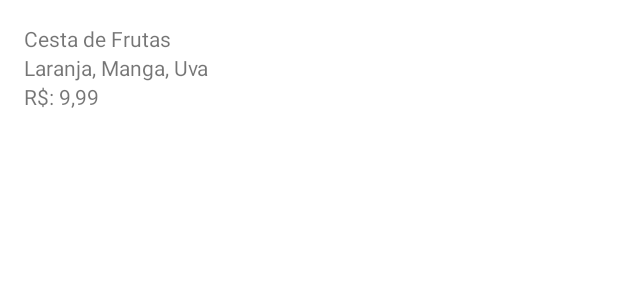
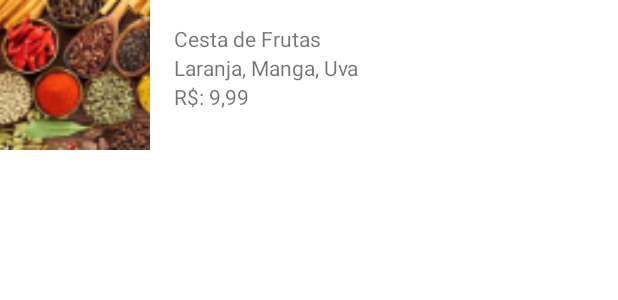
Before and after one commit to guing2003/Orgs, an Android app: the layout produto_item.xml on its own in the app's theme, with its tools: preview values and no code run, on a phone screen of 412 x 824 dp. Shown: the top 300 px of the screen. Run offline under Robolectric (Android 15) with nearby library versions, the phone set to English and light mode, and no system bars.

Commit message:
Adiciona Imagens

```diff
--- a/app/src/main/java/com/guilhermedelecrode/orgs/DAO/ProdutosDAO.kt
+++ b/app/src/main/java/com/guilhermedelecrode/orgs/DAO/ProdutosDAO.kt
@@ -1,6 +1,7 @@
 package com.guilhermedelecrode.orgs.DAO
 
 import com.guilhermedelecrode.orgs.model.Produto
+import java.math.BigDecimal
 
 class ProdutosDAO {
 
@@ -14,6 +15,12 @@ class ProdutosDAO {
     }
 
     companion object {
-        private val produtos = mutableListOf<Produto>()
+        private val produtos = mutableListOf<Produto>(
+            Produto(
+                nome = "Salada de Frutas",
+                descricao = "Laranja, Manga, Uva",
+                valor = BigDecimal("19.83")
+            )
+        )
     }
 }
--- a/app/src/main/res/layout/produto_item.xml
+++ b/app/src/main/res/layout/produto_item.xml
@@ -8,32 +8,40 @@
 
     <TextView
         android:id="@+id/produto_item_nome"
+        android:layout_width="0dp"
+        android:layout_height="wrap_content"
         android:layout_margin="16dp"
-        android:layout_width="match_parent"
-        android:layout_height="wrap_content"
-        tools:text="Cesta de Frutas"
+        app:layout_constraintStart_toEndOf="@id/imageView"
         app:layout_constraintEnd_toEndOf="parent"
-        app:layout_constraintStart_toStartOf="parent"
-        app:layout_constraintTop_toTopOf="parent" />
+        app:layout_constraintTop_toTopOf="parent"
+        tools:text="Cesta de Frutas" />
 
     <TextView
         android:id="@+id/produto_item_descricao"
-        android:layout_marginLeft="16dp"
-        android:layout_width="match_parent"
+        android:layout_width="0dp"
         android:layout_height="wrap_content"
-        tools:text="Laranja, Manga, Uva"
-        app:layout_constraintEnd_toEndOf="parent"
-        app:layout_constraintStart_toStartOf="parent"
-        app:layout_constraintTop_toBottomOf="@id/produto_item_nome"  />
+        app:layout_constraintEnd_toEndOf="@+id/produto_item_nome"
+        app:layout_constraintStart_toStartOf="@+id/produto_item_nome"
+        app:layout_constraintTop_toBottomOf="@+id/produto_item_nome"
+        tools:text="Laranja, Manga, Uva" />
 
     <TextView
         android:id="@+id/produto_item_valor"
-        android:layout_marginLeft="16dp"
-        android:layout_width="match_parent"
+        android:layout_width="0dp"
         android:layout_height="wrap_content"
-        tools:text="R$: 9,99"
-        app:layout_constraintEnd_toEndOf="parent"
+        app:layout_constraintStart_toStartOf="@+id/produto_item_nome"
+        app:layout_constraintTop_toBottomOf="@+id/produto_item_descricao"
+        tools:text="R$: 9,99" />
+
+    <ImageView
+        android:id="@+id/imageView"
+        android:layout_width="100dp"
+        android:layout_height="100dp"
+        app:srcCompat="@drawable/produtos"
         app:layout_constraintStart_toStartOf="parent"
-        app:layout_constraintTop_toBottomOf="@id/produto_item_descricao" />
+        app:layout_constraintTop_toTopOf="parent"
+        app:layout_constraintBottom_toBottomOf="parent"
+        app:layout_constraintEnd_toStartOf="@+id/produto_item_nome"
+        android:scaleType="centerCrop"/>
 
 </androidx.constraintlayout.widget.ConstraintLayout>
```
Also changed, not shown: app/src/main/res/drawable-hdpi/produtos.png (added), app/src/main/res/drawable-ldpi/produtos.png (added), app/src/main/res/drawable-mdpi/produtos.png (added), app/src/main/res/drawable-xhdpi/produtos.png (added), app/src/main/res/drawable-xxhdpi/produtos.png (added), app/src/main/res/drawable-xxxhdpi/produtos.png (added), app/src/main/res/drawable/produtos.jpg (added).
